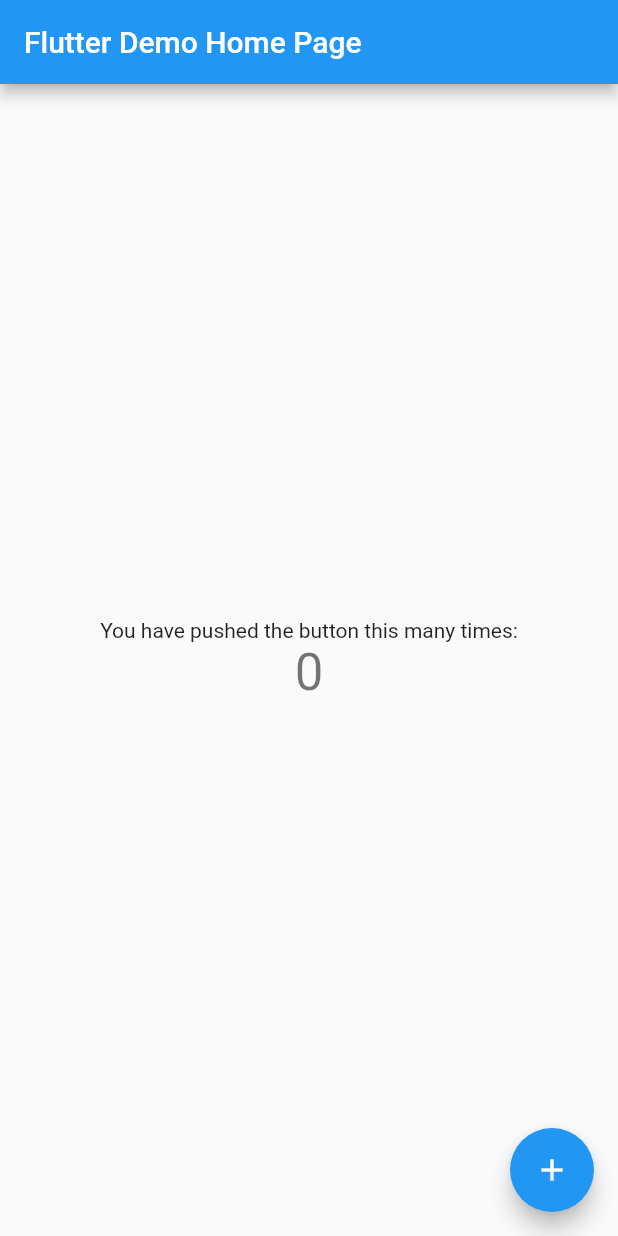
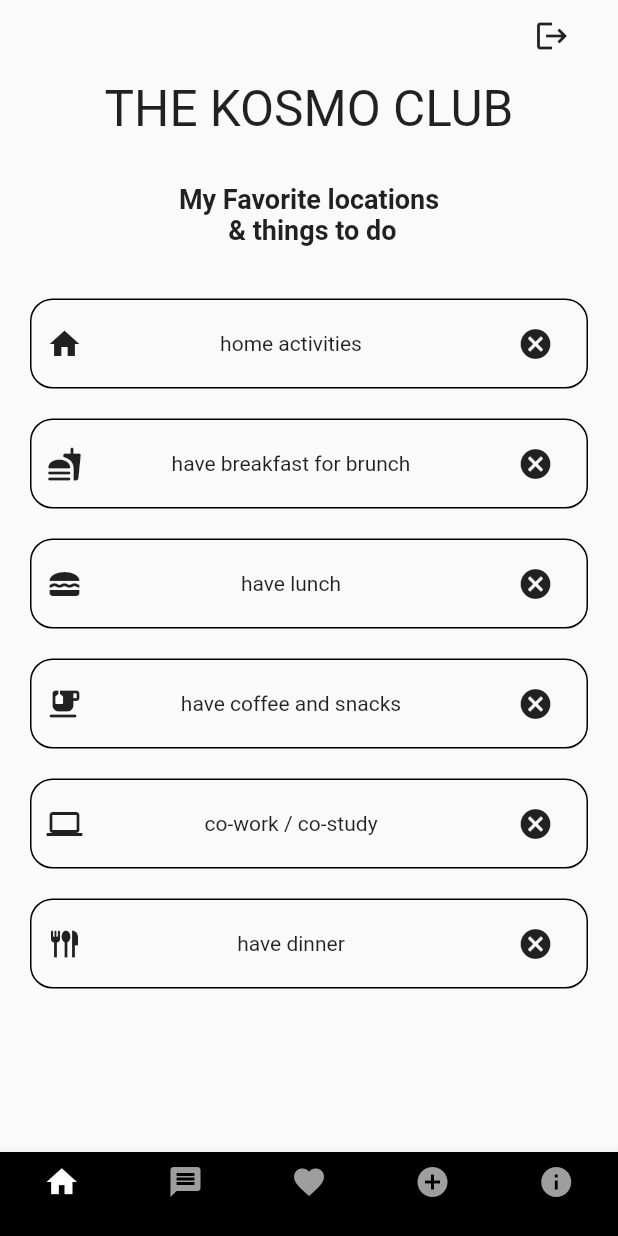
Before and after one commit to miskerbirhanucse/kosmo_club, a Flutter app: the screen it shows after launch, on a phone screen of 412 x 824 dp. Run offline on Flutter 3.47's test engine with Material 2 defaults, Android fonts, the phone set to English and light mode, and no system bars; our stand-ins replace badges, cloud_firestore, firebase_core, flutter_riverpod; accounts and stored records are empty.

Commit message:
message feature read and display on badge

```diff
--- /dev/null
+++ b/lib/dashboard.dart
@@ -0,0 +1,103 @@
+import 'package:badges/badges.dart';
+import 'package:flutter/material.dart';
+import 'package:flutter_riverpod/flutter_riverpod.dart';
+import 'package:kosmo_club/features/add/screen/add_screen.dart';
+import 'package:kosmo_club/features/favorite/screen/favorite_screen.dart';
+import 'package:kosmo_club/features/home/screen/home_screen.dart';
+import 'package:kosmo_club/features/info/screen/info_screen.dart';
+import 'package:kosmo_club/features/notifications/screen/message_screen.dart';
+import 'package:kosmo_club/models/message.dart';
+
+import 'features/notifications/controller/notificataion_controller.dart';
+
+class Dashboard extends ConsumerStatefulWidget {
+  const Dashboard({Key? key}) : super(key: key);
+
+  @override
+  ConsumerState<Dashboard> createState() => _DashboardState();
+}
+
+class _DashboardState extends ConsumerState<Dashboard> {
+  int _currentIndex = 0;
+  final pages = [
+    const HomeScreen(),
+    const MessageScreen(),
+    const FavoriteScreen(),
+    const AddScreen(),
+    const InfoScreen()
+  ];
+  @override
+  Widget build(BuildContext context) {
+    return Scaffold(
+      body: pages[_currentIndex],
+      bottomNavigationBar: BottomNavigationBar(
+        type: BottomNavigationBarType.fixed,
+        backgroundColor: Colors.black,
+        selectedIconTheme: IconTheme.of(context).copyWith(
+          color: Colors.white,
+        ),
+        unselectedIconTheme: IconTheme.of(context).copyWith(
+          color: Colors.grey,
+        ),
+        selectedLabelStyle: TextStyle(
+          color: Theme.of(context).primaryColor,
+          fontWeight: FontWeight.bold,
+        ),
+        items: <BottomNavigationBarItem>[
+          const BottomNavigationBarItem(
+            icon: Icon(Icons.home),
+            label: '',
+          ),
+          BottomNavigationBarItem(
+            icon: StreamBuilder<List<NotificationModel>>(
+                stream:
+                    ref.read(notificationControllerProvider).readNotification(),
+                builder: (context, snapshot) {
+
+                  if (snapshot.connectionState == ConnectionState.waiting) {
+                    return const CircularProgressIndicator();
+                  }
+                  return snapshot.data!.isNotEmpty
+                      ? Badge(
+                          badgeContent: Row(children: [
+                            Text(
+                              snapshot.data!.length.toString(),
+                              style: const TextStyle(
+                                color: Colors.white,
+                              ),
+                            )
+                          ]),
+                          position: const BadgePosition(
+                            top: -15,
+                            start: -10,
+                          ),
+                          child: const Icon(Icons.message),
+                        )
+                      : const Icon(Icons.message);
+                }),
+            label: '',
+          ),
+          const BottomNavigationBarItem(
+            icon: Icon(Icons.favorite),
+            label: '',
+          ),
+          const BottomNavigationBarItem(
+            icon: Icon(Icons.add_circle),
+            label: '',
+          ),
+          const BottomNavigationBarItem(
+            icon: Icon(Icons.info),
+            label: '',
+          ),
+        ],
+        onTap: (index) {
+          setState(() {
+            _currentIndex = index;
+          });
+        },
+        showUnselectedLabels: true,
+        currentIndex: _currentIndex,
+      ),
+    );
+  }
+}
--- /dev/null
+++ b/lib/features/favorite/screen/favorite_screen.dart
@@ -0,0 +1,15 @@
+import 'package:flutter/material.dart';
+
+class FavoriteScreen extends StatelessWidget {
+  static const String routeName = '/favorite-screen';
+  const FavoriteScreen({Key? key}) : super(key: key);
+
+  @override
+  Widget build(BuildContext context) {
+    return const Scaffold(
+      body: Center(
+        child: Text("Favorite screen"),
+      ),
+    );
+  }
+}
--- /dev/null
+++ b/lib/features/home/screen/home_screen.dart
@@ -0,0 +1,63 @@
+import 'package:flutter/material.dart';
+
+import '../widgets/activity_card.dart';
+
+class HomeScreen extends StatelessWidget {
+  static const String routeName = '/home-screen';
+  const HomeScreen({Key? key}) : super(key: key);
+
+  @override
+  Widget build(BuildContext context) {
+    return SafeArea(
+      child: Scaffold(
+        body: Column(
+          crossAxisAlignment: CrossAxisAlignment.center,
+          children: [
+            Padding(
+              padding: const EdgeInsets.symmetric(horizontal: 20.0),
+              child: Align(
+                alignment: Alignment.bottomRight,
+                child: IconButton(
+                    onPressed: () {}, icon: const Icon(Icons.logout)),
+              ),
+            ),
+            const SizedBox(height: 5),
+            const Center(
+                child: Text(
+              "THE KOSMO CLUB",
+              style: TextStyle(fontSize: 33),
+            )),
+            const SizedBox(height: 30),
+            const Center(
+              child: Text(
+                textAlign: TextAlign.center,
+                "My Favorite locations \n & things to do",
+                style: TextStyle(fontSize: 18, fontWeight: FontWeight.bold),
+              ),
+            ),
+            const SizedBox(height: 25),
+            const ActivityCard(
+              title: "home activities",
+              icon: Icons.home,
+            ),
+            const ActivityCard(
+                title: "have breakfast for brunch",
+                icon: Icons.fastfood_rounded),
+            const ActivityCard(title: "have lunch", icon: Icons.lunch_dining),
+            const ActivityCard(
+                title: "have coffee and snacks",
+                icon: Icons.emoji_food_beverage_rounded),
+            const ActivityCard(
+              icon: Icons.computer,
+              title: "co-work / co-study",
+            ),
+            const ActivityCard(
+              title: "have dinner",
+              icon: Icons.flatware,
+            ),
+          ],
+        ),
+      ),
+    );
+  }
+}
--- /dev/null
+++ b/lib/features/home/widgets/activity_card.dart
@@ -0,0 +1,40 @@
+import 'package:flutter/material.dart';
+
+class ActivityCard extends StatelessWidget {
+  const ActivityCard({
+    Key? key,
+    required this.title,
+    required this.icon,
+  }) : super(key: key);
+  final String title;
+  final IconData icon;
+  @override
+  Widget build(BuildContext context) {
+    return Padding(
+      padding: const EdgeInsets.symmetric(horizontal: 20.0, vertical: 10),
+      child: Container(
+        height: 60,
+        width: double.infinity,
+        decoration: BoxDecoration(
+          border: Border.all(color: Colors.black),
+          borderRadius: BorderRadius.circular(15.0),
+        ),
+        child: Padding(
+          padding: const EdgeInsets.symmetric(horizontal: 10.0),
+          child: Row(
+            mainAxisAlignment: MainAxisAlignment.spaceBetween,
+            children: [
+              Icon(icon),
+              Text(title),
+              IconButton(
+                  onPressed: () {},
+                  icon: const Icon(
+                    Icons.cancel_sharp,
+                  ))
+            ],
+          ),
+        ),
+      ),
+    );
+  }
+}
--- /dev/null
+++ b/lib/features/notifications/controller/notificataion_controller.dart
@@ -0,0 +1,22 @@
+import 'package:flutter_riverpod/flutter_riverpod.dart';
+
+import 'package:kosmo_club/features/notifications/repostory/notification_repository.dart';
+import 'package:kosmo_club/models/message.dart';
+
+final notificationControllerProvider = Provider((ref) {
+  final notificationRepository = ref.watch(notificationRepositoryProvider);
+  return NotificationController(
+      notificationRepository: notificationRepository, ref: ref);
+});
+
+class NotificationController {
+  final NotificationRepository notificationRepository;
+  final ProviderRef ref;
+  NotificationController({
+    required this.notificationRepository,
+    required this.ref,
+  });
+  Stream<List<NotificationModel>> readNotification() {
+    return notificationRepository.readNotification();
+  }
+}
--- a/lib/main.dart
+++ b/lib/main.dart
@@ -1,8 +1,24 @@
+import 'package:firebase_core/firebase_core.dart';
 import 'package:flutter/material.dart';
+import 'package:flutter_riverpod/flutter_riverpod.dart';
+import 'package:kosmo_club/dashboard.dart';
+import 'package:kosmo_club/firebase_options.dart';
 
-void main() => runApp(MyApp());
+void main() async {
+  WidgetsFlutterBinding.ensureInitialized();
+  await Firebase.initializeApp(
+    options: DefaultFirebaseOptions.currentPlatform,
+  );
+  runApp(
+    const ProviderScope(
+      child: MyApp(),
+    ),
+  );
+}
 
 class MyApp extends StatelessWidget {
+  const MyApp({Key? key}) : super(key: key);
+
   @override
   Widget build(BuildContext context) {
     return MaterialApp(
@@ -10,54 +26,7 @@
       theme: ThemeData(
         primarySwatch: Colors.blue,
       ),
-      home: MyHomePage(title: 'Flutter Demo Home Page'),
+      home: const Dashboard(),
     );
   }
 }
-
-class MyHomePage extends StatefulWidget {
-  MyHomePage({Key? key,required this.title}) : super(key: key);
-
-  final String title;
-
-  @override
-  _MyHomePageState createState() => _MyHomePageState();
-}
-
-class _MyHomePageState extends State<MyHomePage> {
-  int _counter = 0;
-
-  void _incrementCounter() {
-    setState(() {
-      _counter++;
-    });
-  }
-
-  @override
-  Widget build(BuildContext context) {
-    return Scaffold(
-      appBar: AppBar(
-        title: Text(widget.title),
-      ),
-      body: Center(
-        child: Column(
-          mainAxisAlignment: MainAxisAlignment.center,
-          children: <Widget>[
-            Text(
-              'You have pushed the button this many times:',
-            ),
-            Text(
-              '$_counter',
-              style: Theme.of(context).textTheme.display1,
-            ),
-          ],
-        ),
-      ),
-      floatingActionButton: FloatingActionButton(
-        onPressed: _incrementCounter,
-        tooltip: 'Increment',
-        child: Icon(Icons.add),
-      ),
-    );
-  }
-}
--- /dev/null
+++ b/lib/models/message.dart
@@ -0,0 +1,24 @@
+
+class NotificationModel {
+  final String message;
+  final bool isSeen;
+
+  NotificationModel({
+    required this.message,
+    required this.isSeen,
+  });
+
+  Map<String, dynamic> toMap() {
+    return {
+      'message': message,
+      'isSeen': isSeen,
+    };
+  }
+
+  factory NotificationModel.fromMap(Map<String, dynamic> map) {
+    return NotificationModel(
+      message: map['message'] ?? '',
+      isSeen: map['isSeen'] ?? false,
+    );
+  }
+}
```
Also changed, not shown: lib/common/constants/app_size.dart (added, +36 -0 lines), lib/common/widgets/error.dart (added, +16 -0 lines), lib/features/add/screen/add_screen.dart (added, +13 -0 lines), lib/features/info/screen/info_screen.dart (added, +13 -0 lines), lib/features/login/screen/login_screen.dart (added, +128 -0 lines), lib/features/notifications/repostory/notification_repository.dart (added, +28 -0 lines), lib/features/notifications/screen/message_screen.dart (added, +13 -0 lines), lib/firebase_options.dart (added).
